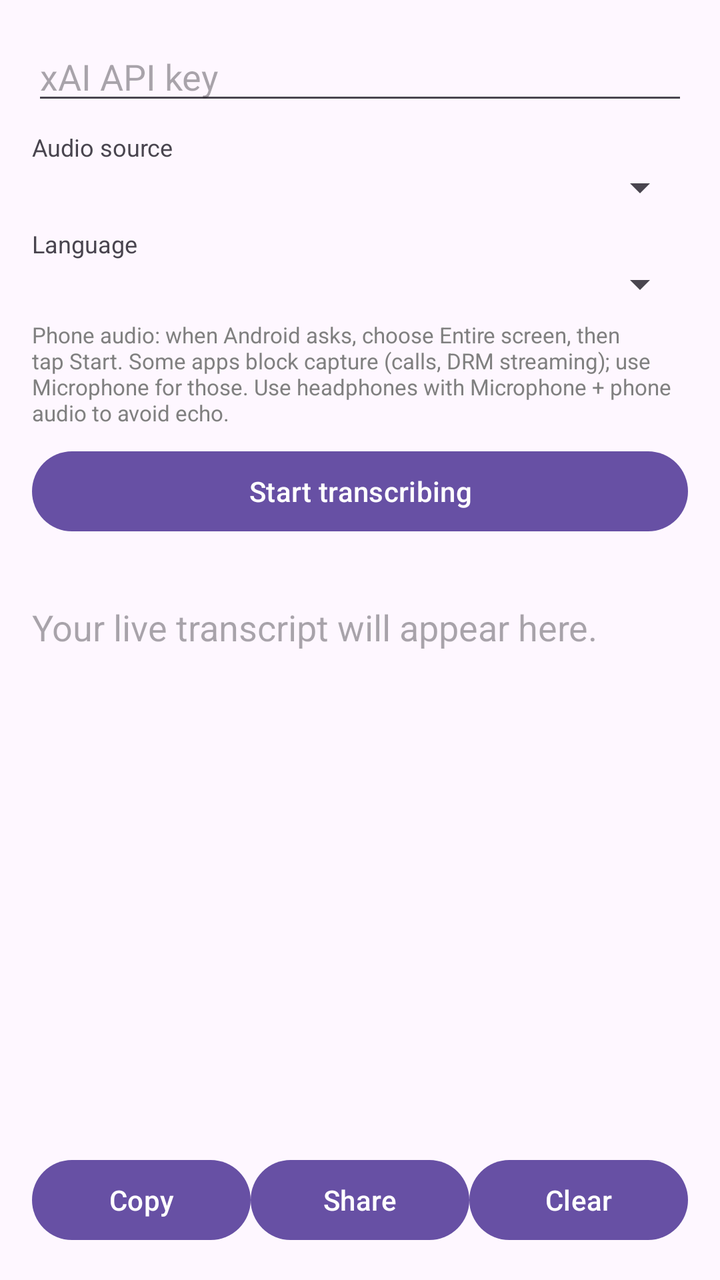
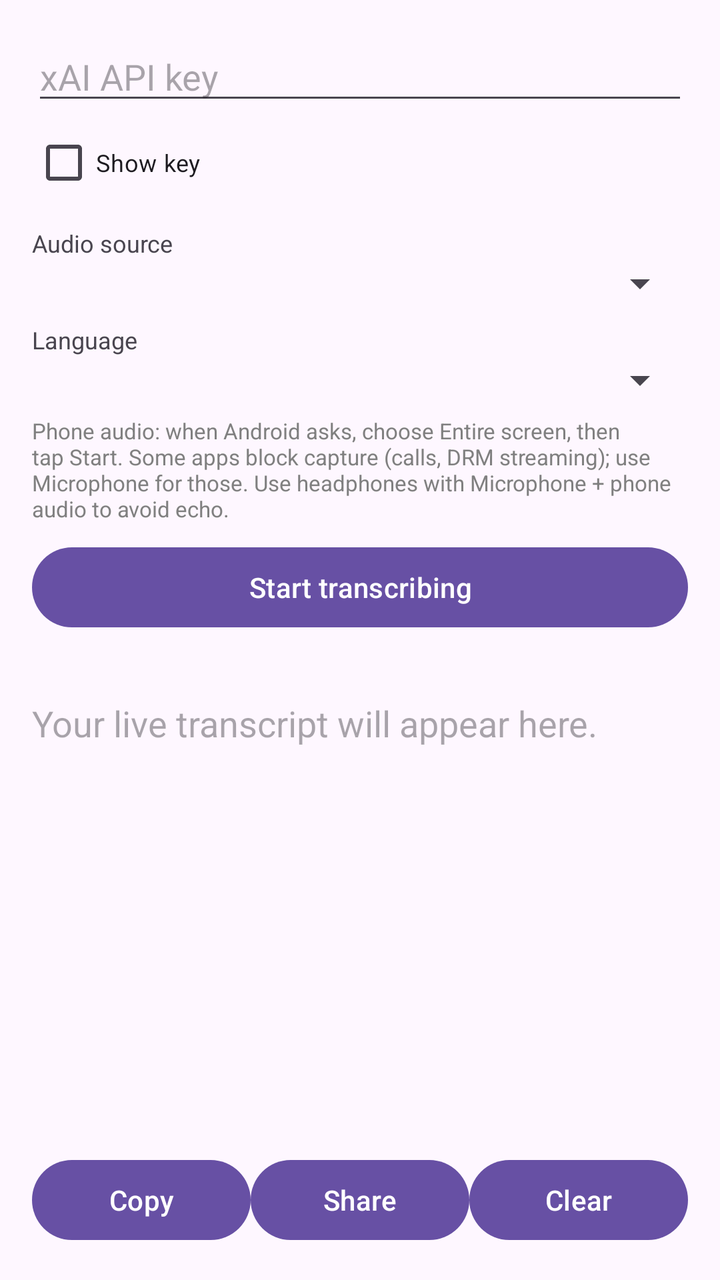

Compare the two renders of this Android layout. The source of the first and the diff that turns it into the second are given below.
<!-- AndroidManifest.xml: application theme Theme.LiveTranscribe -->
<!-- res/layout/activity_main.xml -->
<?xml version="1.0" encoding="utf-8"?>
<LinearLayout xmlns:android="http://schemas.android.com/apk/res/android"
    android:layout_width="match_parent"
    android:layout_height="match_parent"
    android:orientation="vertical"
    android:padding="16dp">

    <EditText
        android:id="@+id/apiKeyInput"
        android:layout_width="match_parent"
        android:layout_height="wrap_content"
        android:hint="@string/hint_api_key"
        android:importantForAutofill="no"
        android:inputType="textPassword"
        android:maxLines="1" />

    <TextView
        android:layout_width="wrap_content"
        android:layout_height="wrap_content"
        android:layout_marginTop="8dp"
        android:text="@string/label_source"
        android:textSize="12sp" />

    <Spinner
        android:id="@+id/sourceSpinner"
        android:layout_width="match_parent"
        android:layout_height="wrap_content" />

    <TextView
        android:layout_width="wrap_content"
        android:layout_height="wrap_content"
        android:layout_marginTop="8dp"
        android:text="@string/label_language"
        android:textSize="12sp" />

    <Spinner
        android:id="@+id/languageSpinner"
        android:layout_width="match_parent"
        android:layout_height="wrap_content" />

    <TextView
        android:layout_width="match_parent"
        android:layout_height="wrap_content"
        android:layout_marginTop="6dp"
        android:text="@string/help_capture"
        android:textColor="#808080"
        android:textSize="11sp" />

    <Button
        android:id="@+id/startButton"
        android:layout_width="match_parent"
        android:layout_height="wrap_content"
        android:layout_marginTop="8dp"
        android:text="@string/start" />

    <TextView
        android:id="@+id/statusText"
        android:layout_width="match_parent"
        android:layout_height="wrap_content"
        android:layout_marginTop="6dp"
        android:textSize="13sp" />

    <ScrollView
        android:id="@+id/scroll"
        android:layout_width="match_parent"
        android:layout_height="0dp"
        android:layout_marginTop="8dp"
        android:layout_weight="1"
        android:fillViewport="true">

        <TextView
            android:id="@+id/transcriptText"
            android:layout_width="match_parent"
            android:layout_height="wrap_content"
            android:hint="@string/hint_transcript"
            android:textIsSelectable="true"
            android:textSize="18sp" />
    </ScrollView>

    <LinearLayout
        android:layout_width="match_parent"
        android:layout_height="wrap_content"
        android:orientation="horizontal">

        <Button
            android:id="@+id/copyButton"
            android:layout_width="0dp"
            android:layout_height="wrap_content"
            android:layout_weight="1"
            android:text="@string/copy" />

        <Button
            android:id="@+id/shareButton"
            android:layout_width="0dp"
            android:layout_height="wrap_content"
            android:layout_weight="1"
            android:text="@string/share" />

        <Button
            android:id="@+id/clearButton"
            android:layout_width="0dp"
            android:layout_height="wrap_content"
            android:layout_weight="1"
            android:text="@string/clear" />
    </LinearLayout>
</LinearLayout>
<!-- resources referenced by this layout -->
<resources>
  <string name="clear">Clear</string>
  <string name="copy">Copy</string>
  <string name="help_capture">Phone audio: when Android asks, choose Entire screen, then tap Start. Some apps block capture (calls, DRM streaming); use Microphone for those. Use headphones with Microphone + phone audio to avoid echo.</string>
  <string name="hint_api_key">xAI API key</string>
  <string name="hint_transcript">Your live transcript will appear here.</string>
  <string name="label_language">Language</string>
  <string name="label_source">Audio source</string>
  <string name="share">Share</string>
  <string name="start">Start transcribing</string>
  <style name="Theme.LiveTranscribe" parent="Theme.Material3.DayNight.NoActionBar" />
</resources>

<!-- the commit's change to res/layout/activity_main.xml (unified diff, before → after) -->
@@ -13,6 +13,13 @@
         android:importantForAutofill="no"
         android:inputType="textPassword"
         android:maxLines="1" />
+
+    <CheckBox
+        android:id="@+id/showKeyCheck"
+        android:layout_width="wrap_content"
+        android:layout_height="wrap_content"
+        android:text="@string/show_key"
+        android:textSize="12sp" />
 
     <TextView
         android:layout_width="wrap_content"
<!-- resource entries referenced after the edit -->
@@ -8,6 +8,7 @@
   <string name="label_language">Language</string>
   <string name="label_source">Audio source</string>
   <string name="share">Share</string>
+  <string name="show_key">Show key</string>
   <string name="start">Start transcribing</string>
   <style name="Theme.LiveTranscribe" parent="Theme.Material3.DayNight.NoActionBar" />
 </resources>
